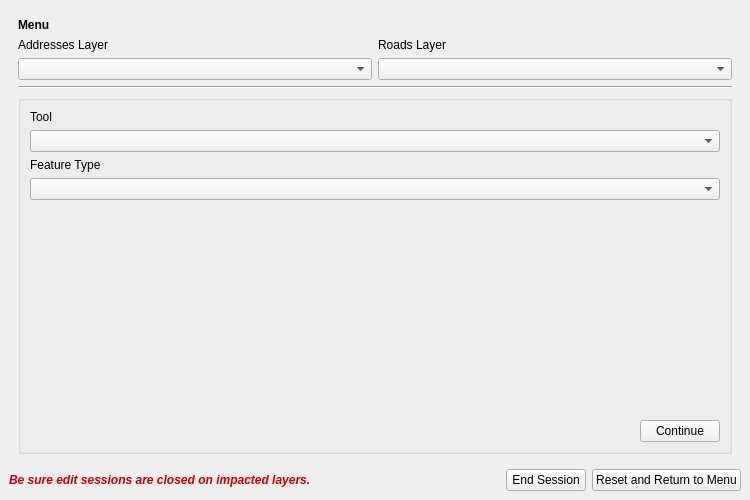
This is lbrs_updater_dockwidget_base.ui in gisn8/LBRS_Updater as Qt 5 draws it before an edit. The edited form follows.
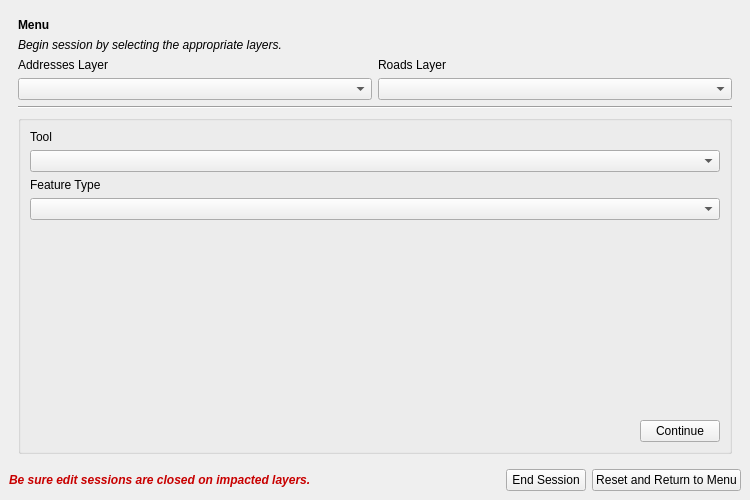
This is the edited form. The open tabs and pages were chosen to show the change. Custom widgets are drawn as their Qt base class.

Commit message: Added select new feature -- Decided this is way better than fussing with memory layers or symboplogy.

Patch:
```diff
--- a/lbrs_updater_dockwidget_base.ui
+++ b/lbrs_updater_dockwidget_base.ui
@@ -37,67 +37,7 @@
       </property>
       <widget class="QWidget" name="swpMenu">
        <layout class="QGridLayout" name="gridLayout_6">
-        <item row="1" column="0">
-         <layout class="QHBoxLayout" name="horizontalLayout_16">
-          <item>
-           <layout class="QVBoxLayout" name="verticalLayout">
-            <item>
-             <widget class="QLabel" name="label_18">
-              <property name="text">
-               <string>Addresses Layer</string>
-              </property>
-             </widget>
-            </item>
-            <item>
-             <widget class="QgsMapLayerComboBox" name="mLyrCbo_Addresses">
-              <property name="showCrs">
-               <bool>true</bool>
-              </property>
-             </widget>
-            </item>
-           </layout>
-          </item>
-          <item>
-           <layout class="QVBoxLayout" name="verticalLayout_9">
-            <item>
-             <widget class="QLabel" name="label_17">
-              <property name="text">
-               <string>Roads Layer</string>
-              </property>
-             </widget>
-            </item>
-            <item>
-             <widget class="QgsMapLayerComboBox" name="mLyrCbo_Roads">
-              <property name="showCrs">
-               <bool>true</bool>
-              </property>
-             </widget>
-            </item>
-           </layout>
-          </item>
-         </layout>
-        </item>
-        <item row="0" column="0">
-         <widget class="QLabel" name="label">
-          <property name="font">
-           <font>
-            <weight>75</weight>
-            <bold>true</bold>
-           </font>
-          </property>
-          <property name="text">
-           <string>Menu</string>
-          </property>
-         </widget>
-        </item>
-        <item row="2" column="0">
-         <widget class="Line" name="line_2">
-          <property name="orientation">
-           <enum>Qt::Horizontal</enum>
-          </property>
-         </widget>
-        </item>
-        <item row="3" column="0">
+        <item row="4" column="0">
          <widget class="QGroupBox" name="grpTools">
           <property name="enabled">
            <bool>true</bool>
@@ -213,6 +153,78 @@
           </layout>
          </widget>
         </item>
+        <item row="0" column="0">
+         <widget class="QLabel" name="label">
+          <property name="font">
+           <font>
+            <weight>75</weight>
+            <bold>true</bold>
+           </font>
+          </property>
+          <property name="text">
+           <string>Menu</string>
+          </property>
+         </widget>
+        </item>
+        <item row="2" column="0">
+         <layout class="QHBoxLayout" name="horizontalLayout_16">
+          <item>
+           <layout class="QVBoxLayout" name="verticalLayout">
+            <item>
+             <widget class="QLabel" name="label_18">
+              <property name="text">
+               <string>Addresses Layer</string>
+              </property>
+             </widget>
+            </item>
+            <item>
+             <widget class="QgsMapLayerComboBox" name="mLyrCbo_Addresses">
+              <property name="showCrs">
+               <bool>true</bool>
+              </property>
+             </widget>
+            </item>
+           </layout>
+          </item>
+          <item>
+           <layout class="QVBoxLayout" name="verticalLayout_9">
+            <item>
+             <widget class="QLabel" name="label_17">
+              <property name="text">
+               <string>Roads Layer</string>
+              </property>
+             </widget>
+            </item>
+            <item>
+             <widget class="QgsMapLayerComboBox" name="mLyrCbo_Roads">
+              <property name="showCrs">
+               <bool>true</bool>
+              </property>
+             </widget>
+            </item>
+           </layout>
+          </item>
+         </layout>
+        </item>
+        <item row="3" column="0">
+         <widget class="Line" name="line_2">
+          <property name="orientation">
+           <enum>Qt::Horizontal</enum>
+          </property>
+         </widget>
+        </item>
+        <item row="1" column="0">
+         <widget class="QLabel" name="lblBegin">
+          <property name="font">
+           <font>
+            <italic>true</italic>
+           </font>
+          </property>
+          <property name="text">
+           <string>Begin session by selecting the appropriate layers.</string>
+          </property>
+         </widget>
+        </item>
        </layout>
       </widget>
       <widget class="QWidget" name="swpAddressSearch">
```
The commit also changes 1 other file.
